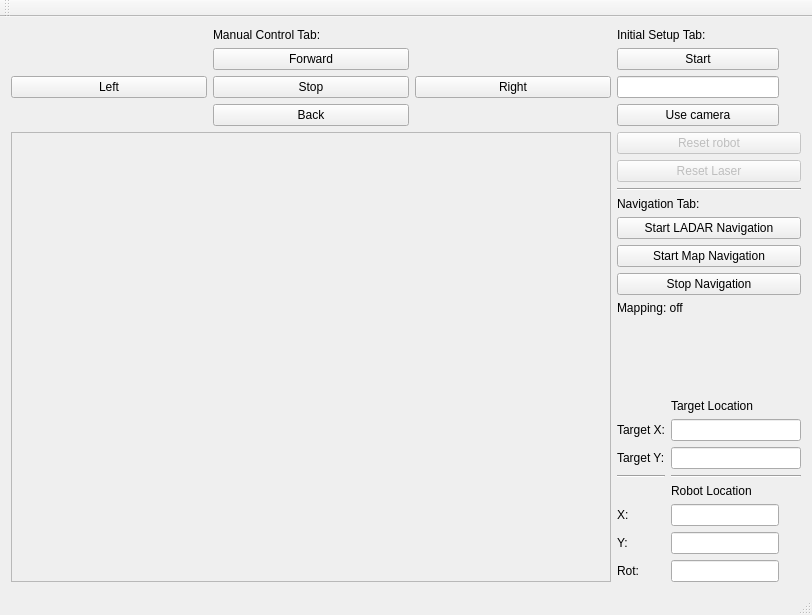
The window that mainwindow.ui (imattyk/RMR_kobuki) describes before a commit, drawn with Qt 5.
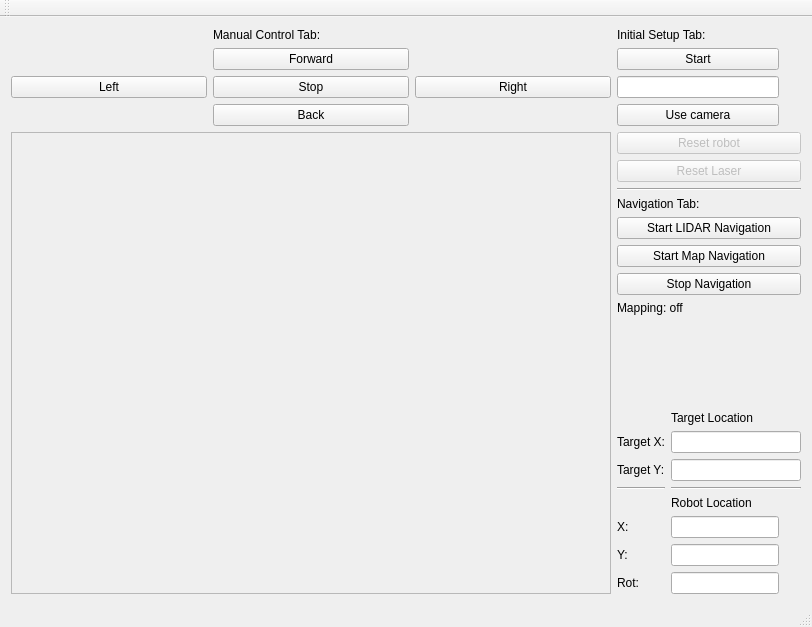
The same window after the commit.

```diff
--- a/mainwindow.ui
+++ b/mainwindow.ui
@@ -7,7 +7,7 @@
     <x>0</x>
     <y>0</y>
     <width>812</width>
-    <height>608</height>
+    <height>627</height>
    </rect>
   </property>
   <property name="windowTitle">
@@ -235,7 +235,7 @@
       <item>
        <widget class="QPushButton" name="pushButton_10">
         <property name="text">
-         <string>Start LADAR Navigation</string>
+         <string>Start LIDAR Navigation</string>
         </property>
        </widget>
       </item>
```
